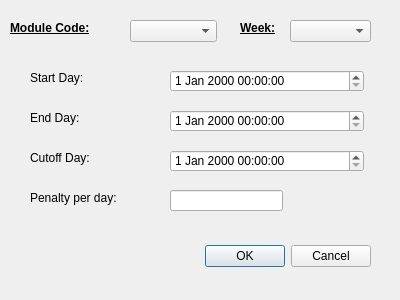
Before: the Qt Designer form ui/create_weekly_assignment_dialog.ui in naichuan-zhang/handin-system-ul, drawn with Qt 5.
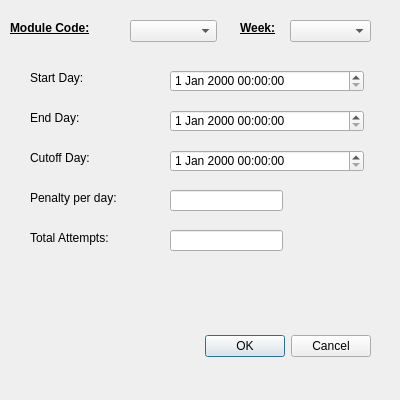
After: the same form once the commit is applied.

Commit message: added total attempts to weekly assignment

Diff of the .ui file:
```diff
--- a/ui/create_weekly_assignment_dialog.ui
+++ b/ui/create_weekly_assignment_dialog.ui
@@ -7,9 +7,21 @@
     <x>0</x>
     <y>0</y>
     <width>400</width>
-    <height>300</height>
+    <height>400</height>
    </rect>
   </property>
+  <property name="minimumSize">
+   <size>
+    <width>400</width>
+    <height>400</height>
+   </size>
+  </property>
+  <property name="maximumSize">
+   <size>
+    <width>400</width>
+    <height>400</height>
+   </size>
+  </property>
   <property name="windowTitle">
    <string>Create Weekly Assignment</string>
   </property>
@@ -17,7 +29,7 @@
    <property name="geometry">
     <rect>
      <x>30</x>
-     <y>240</y>
+     <y>330</y>
      <width>341</width>
      <height>32</height>
     </rect>
@@ -182,6 +194,29 @@
     </rect>
    </property>
   </widget>
+  <widget class="QLabel" name="label_7">
+   <property name="geometry">
+    <rect>
+     <x>30</x>
+     <y>230</y>
+     <width>121</width>
+     <height>16</height>
+    </rect>
+   </property>
+   <property name="text">
+    <string>Total Attempts:</string>
+   </property>
+  </widget>
+  <widget class="QLineEdit" name="lineEdit_totalAttempts">
+   <property name="geometry">
+    <rect>
+     <x>170</x>
+     <y>230</y>
+     <width>113</width>
+     <height>21</height>
+    </rect>
+   </property>
+  </widget>
  </widget>
  <resources/>
  <connections>
```
The commit also changes 4 other files.
